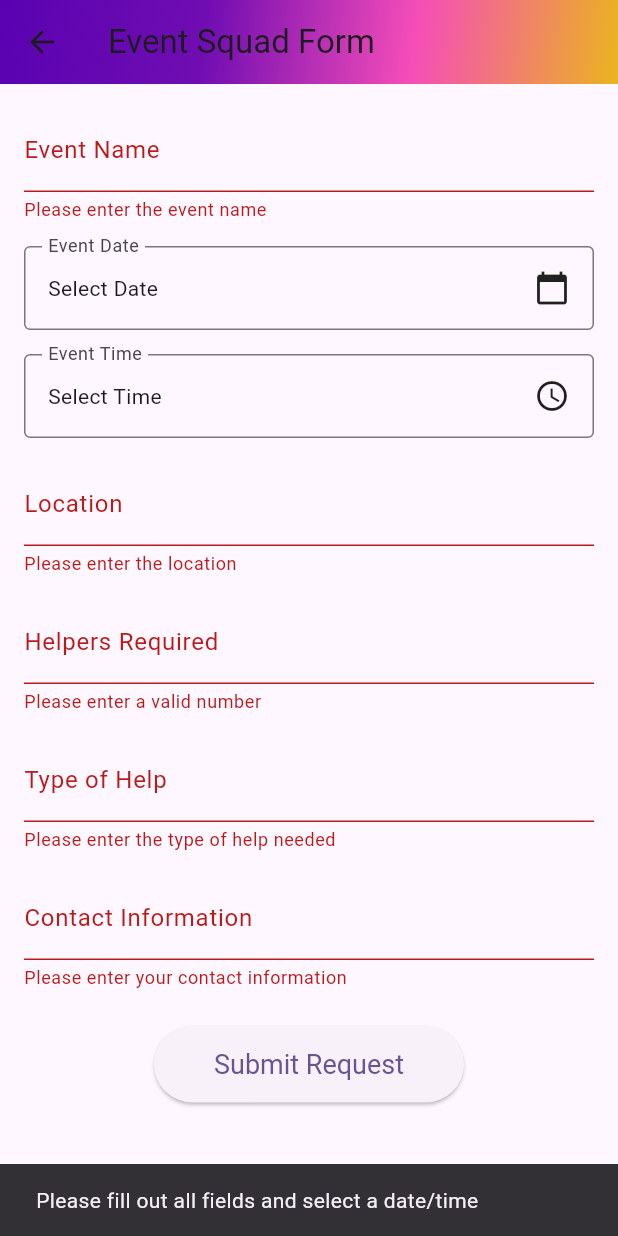
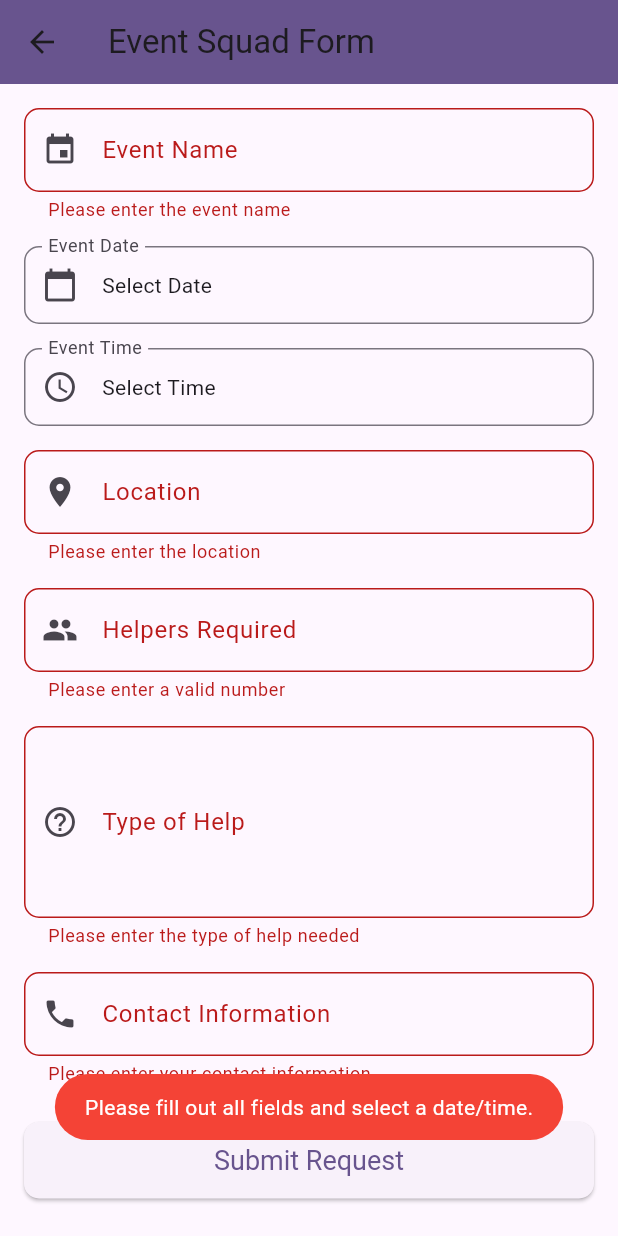
Before and after one commit to M-J-Christina213/Kuveni_app, a Flutter app: the EventSquadForm screen opened directly, after a tap on "Submit Request", on a phone screen of 412 x 824 dp. Run offline on Flutter 3.47's test engine with Material 3 defaults, Android fonts, the phone set to English and light mode, and no system bars; our stand-ins replace cloud_firestore, firebase_auth, firebase_core, flutter_dotenv, fluttertoast, percent_indicator and 1 more; accounts and stored records are empty.

```diff
--- a/lib/screens/event_squad_screen.dart
+++ b/lib/screens/event_squad_screen.dart
@@ -1,6 +1,6 @@
-
 import 'package:flutter/material.dart';
 import 'package:supabase_flutter/supabase_flutter.dart';
+import 'package:fluttertoast/fluttertoast.dart';
 
 // Initialize the Supabase client instance.
 final supabase = Supabase.instance.client;
@@ -67,7 +67,18 @@ class _EventSquadFormState extends State<EventSquadForm> {
 
   // Function to handle form submission and data insertion into Supabase.
   Future<void> _submitForm() async {
-    if (_formKey.currentState!.validate() && _selectedDate != null && _selectedTime != null) {
+    // Validate both the form fields and the selected date/time.
+    if (!_formKey.currentState!.validate() || _selectedDate == null || _selectedTime == null) {
+      Fluttertoast.showToast(
+        msg: "Please fill out all fields and select a date/time.",
+        toastLength: Toast.LENGTH_SHORT,
+        gravity: ToastGravity.BOTTOM,
+        backgroundColor: Colors.red,
+        textColor: Colors.white,
+      );
+      return;
+    }
+
     setState(() {
       _isLoading = true;
     });
@@ -83,8 +94,8 @@ class _EventSquadFormState extends State<EventSquadForm> {
       );
 
       // Insert the data into the 'event_squad_requests' table.
-        // Supabase will automatically generate the 'id' and 'created_at'.
-        final response = await supabase.from('event_squad_requests').insert({
+      // Use .select() to get the inserted row back, which is good practice.
+      await supabase.from('event_squad_requests').insert({
         'event_name': _eventNameController.text,
         'event_date': eventDateTime.toIso8601String(), // Correct format for Supabase timestamp
         'location': _locationController.text,
@@ -93,29 +104,47 @@ class _EventSquadFormState extends State<EventSquadForm> {
         'contact': _contactController.text,
       });
 
-        // The insert method doesn't return data, so we check for errors.
-        if (response != null && response.error == null) {
-          ScaffoldMessenger.of(context).showSnackBar(
-            const SnackBar(content: Text('Event request submitted successfully!')),
+      // Show success toast.
+      Fluttertoast.showToast(
+        msg: "Event request submitted successfully!",
+        toastLength: Toast.LENGTH_LONG,
+        gravity: ToastGravity.BOTTOM,
+        backgroundColor: Colors.green,
+        textColor: Colors.white,
       );
-        } else if (response.error != null) {
-          throw response.error!;
-        }
+
+      // Clear the form fields after successful submission.
+      _eventNameController.clear();
+      _locationController.clear();
+      _helpersRequiredController.clear();
+      _typeOfHelpController.clear();
+      _contactController.clear();
+      setState(() {
+        _selectedDate = null;
+        _selectedTime = null;
+      });
+    } on PostgrestException catch (e) {
+      // Handle Supabase-specific errors.
+      Fluttertoast.showToast(
+        msg: "Error: ${e.message}",
+        toastLength: Toast.LENGTH_LONG,
+        gravity: ToastGravity.BOTTOM,
+        backgroundColor: Colors.red,
+        textColor: Colors.white,
+      );
     } catch (e) {
-        // Show an error message if the submission fails.
-        ScaffoldMessenger.of(context).showSnackBar(
-          SnackBar(content: Text('Submission failed: ${e.toString()}')),
+      // Handle other unexpected errors.
+      Fluttertoast.showToast(
+        msg: "An unexpected error occurred: ${e.toString()}",
+        toastLength: Toast.LENGTH_LONG,
+        gravity: ToastGravity.BOTTOM,
+        backgroundColor: Colors.red,
+        textColor: Colors.white,
       );
     } finally {
       setState(() {
         _isLoading = false;
       });
-      }
-    } else {
-      // Show an error message for incomplete forms.
-      ScaffoldMessenger.of(context).showSnackBar(
-        const SnackBar(content: Text('Please fill out all fields and select a date/time')),
-      );
     }
   }
 
@@ -124,31 +153,23 @@ class _EventSquadFormState extends State<EventSquadForm> {
     return Scaffold(
       appBar: AppBar(
         title: const Text('Event Squad Form'),
-        flexibleSpace: Container(
-          decoration: const BoxDecoration(
-            gradient: LinearGradient(
-              colors: [
-                Color(0xFF5902B1),
-                Color(0xFF700DB2),
-                Color(0xFFF54DB8),
-                Color(0xFFEBB41F),
-              ],
-              begin: Alignment.topLeft,
-              end: Alignment.bottomRight,
-            ),
-          ),
-        ),
+        backgroundColor: Theme.of(context).primaryColor,
+        elevation: 0,
       ),
       body: SingleChildScrollView(
         padding: const EdgeInsets.all(16.0),
         child: Form(
           key: _formKey,
           child: Column(
-            crossAxisAlignment: CrossAxisAlignment.start,
+            crossAxisAlignment: CrossAxisAlignment.stretch,
             children: [
               TextFormField(
                 controller: _eventNameController,
-                decoration: const InputDecoration(labelText: 'Event Name'),
+                decoration: InputDecoration(
+                  labelText: 'Event Name',
+                  border: OutlineInputBorder(borderRadius: BorderRadius.circular(10)),
+                  prefixIcon: const Icon(Icons.event),
+                ),
                 validator: (value) {
                   if (value == null || value.isEmpty) {
                     return 'Please enter the event name';
@@ -161,20 +182,15 @@ class _EventSquadFormState extends State<EventSquadForm> {
               InkWell(
                 onTap: () => _selectDate(context),
                 child: InputDecorator(
-                  decoration: const InputDecoration(
+                  decoration: InputDecoration(
                     labelText: 'Event Date',
-                    border: OutlineInputBorder(),
+                    border: OutlineInputBorder(borderRadius: BorderRadius.circular(10)),
+                    prefixIcon: const Icon(Icons.calendar_today),
                   ),
-                  child: Row(
-                    mainAxisAlignment: MainAxisAlignment.spaceBetween,
-                    children: <Widget>[
-                      Text(
+                  child: Text(
                     _selectedDate == null
                         ? 'Select Date'
                         : '${_selectedDate!.toLocal()}'.split(' ')[0],
-                      ),
-                      const Icon(Icons.calendar_today),
-                    ],
                   ),
                 ),
               ),
@@ -183,27 +199,26 @@ class _EventSquadFormState extends State<EventSquadForm> {
               InkWell(
                 onTap: () => _selectTime(context),
                 child: InputDecorator(
-                  decoration: const InputDecoration(
+                  decoration: InputDecoration(
                     labelText: 'Event Time',
-                    border: OutlineInputBorder(),
+                    border: OutlineInputBorder(borderRadius: BorderRadius.circular(10)),
+                    prefixIcon: const Icon(Icons.access_time),
                   ),
-                  child: Row(
-                    mainAxisAlignment: MainAxisAlignment.spaceBetween,
-                    children: <Widget>[
-                      Text(
+                  child: Text(
                     _selectedTime == null
                         ? 'Select Time'
                         : _selectedTime!.format(context),
-                      ),
-                      const Icon(Icons.access_time),
-                    ],
                   ),
                 ),
               ),
               const SizedBox(height: 16.0),
               TextFormField(
                 controller: _locationController,
-                decoration: const InputDecoration(labelText: 'Location'),
+                decoration: InputDecoration(
+                  labelText: 'Location',
+                  border: OutlineInputBorder(borderRadius: BorderRadius.circular(10)),
+                  prefixIcon: const Icon(Icons.location_on),
+                ),
                 validator: (value) {
                   if (value == null || value.isEmpty) {
                     return 'Please enter the location';
@@ -214,7 +229,11 @@ class _EventSquadFormState extends State<EventSquadForm> {
               const SizedBox(height: 16.0),
               TextFormField(
                 controller: _helpersRequiredController,
-                decoration: const InputDecoration(labelText: 'Helpers Required'),
+                decoration: InputDecoration(
+                  labelText: 'Helpers Required',
+                  border: OutlineInputBorder(borderRadius: BorderRadius.circular(10)),
+                  prefixIcon: const Icon(Icons.group),
+                ),
                 keyboardType: TextInputType.number,
                 validator: (value) {
                   if (value == null || value.isEmpty || int.tryParse(value) == null) {
@@ -226,7 +245,12 @@ class _EventSquadFormState extends State<EventSquadForm> {
               const SizedBox(height: 16.0),
               TextFormField(
                 controller: _typeOfHelpController,
-                decoration: const InputDecoration(labelText: 'Type of Help'),
+                maxLines: 4,
+                decoration: InputDecoration(
+                  labelText: 'Type of Help',
+                  border: OutlineInputBorder(borderRadius: BorderRadius.circular(10)),
+                  prefixIcon: const Icon(Icons.help_outline),
+                ),
                 validator: (value) {
                   if (value == null || value.isEmpty) {
                     return 'Please enter the type of help needed';
@@ -237,7 +261,11 @@ class _EventSquadFormState extends State<EventSquadForm> {
               const SizedBox(height: 16.0),
               TextFormField(
                 controller: _contactController,
-                decoration: const InputDecoration(labelText: 'Contact Information'),
+                decoration: InputDecoration(
+                  labelText: 'Contact Information',
+                  border: OutlineInputBorder(borderRadius: BorderRadius.circular(10)),
+                  prefixIcon: const Icon(Icons.phone),
+                ),
                 validator: (value) {
                   if (value == null || value.isEmpty) {
                     return 'Please enter your contact information';
@@ -246,17 +274,16 @@ class _EventSquadFormState extends State<EventSquadForm> {
                 },
               ),
               const SizedBox(height: 24.0),
-              Center(
-                child: ElevatedButton(
+              ElevatedButton(
                 onPressed: _isLoading ? null : _submitForm,
                 style: ElevatedButton.styleFrom(
                   padding: const EdgeInsets.symmetric(horizontal: 40, vertical: 15),
                   textStyle: const TextStyle(fontSize: 18),
+                  shape: RoundedRectangleBorder(borderRadius: BorderRadius.circular(10)),
                 ),
                 child: _isLoading
                     ? const CircularProgressIndicator(color: Colors.white)
                     : const Text('Submit Request'),
-                ),
               ),
             ],
           ),
```
Also changed, not shown: lib/screens/admin_panel_screen.dart (+141 -18 lines), lib/screens/event_squad.dart (deleted, +0 -221 lines). Lines whose indentation alone changed are shown as unchanged.
